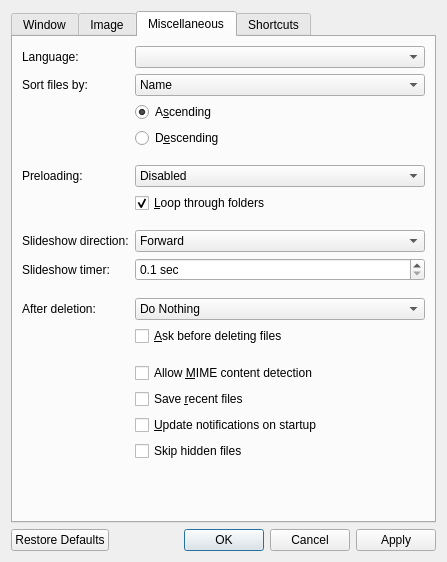
Before: the Qt Designer form src/qvoptionsdialog.ui in jurplel/qView, drawn with Qt 5.
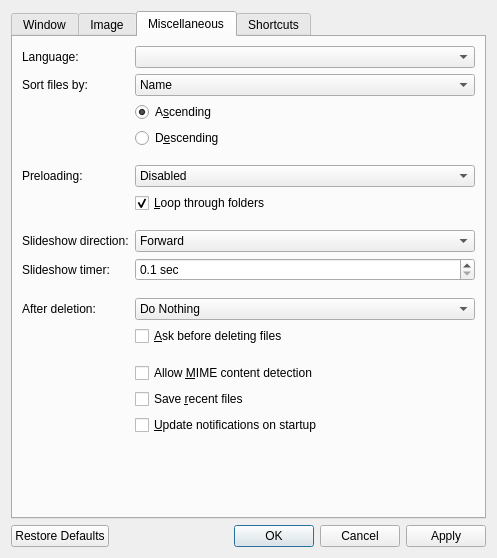
After: the same form once the commit is applied.

Patch:
```diff
--- a/src/qvoptionsdialog.ui
+++ b/src/qvoptionsdialog.ui
@@ -9,8 +9,8 @@
    <rect>
     <x>0</x>
     <y>0</y>
-    <width>447</width>
-    <height>562</height>
+    <width>497</width>
+    <height>558</height>
    </rect>
   </property>
   <property name="windowTitle">
@@ -721,16 +721,6 @@
          </property>
         </widget>
        </item>
-       <item row="17" column="1">
-        <widget class="QCheckBox" name="skipHiddenCheckbox">
-         <property name="toolTip">
-          <string>Skip hidden files when browsing to the next/previous file</string>
-         </property>
-         <property name="text">
-          <string extracomment="Don't view files with 'hidden' attribute">Skip hidden files</string>
-         </property>
-        </widget>
-       </item>
        <item row="11" column="1">
         <widget class="QComboBox" name="afterDeletionComboBox">
          <property name="currentIndex">
```
